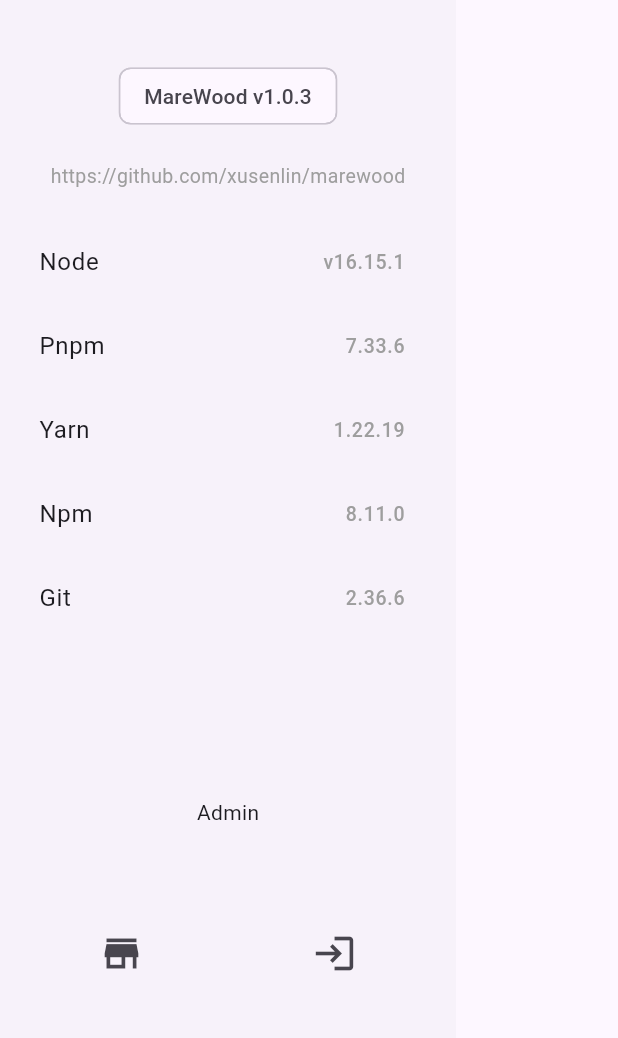
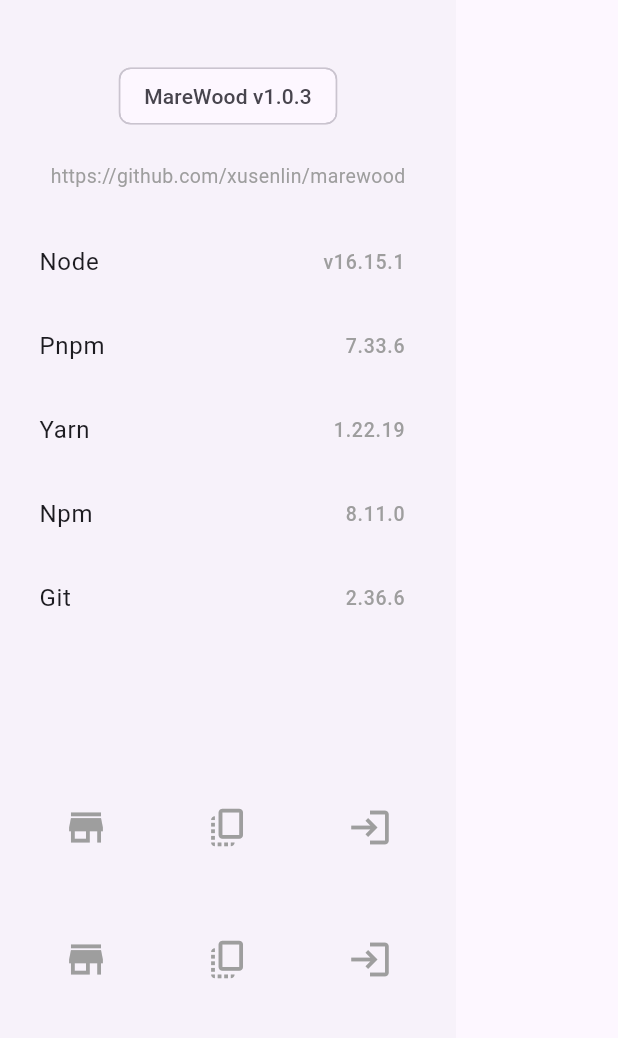
Before and after one commit to xusenlin/marewoodClient, a Flutter app: the LeftDrawer widget shown alone on an empty page, opened directly, on a phone screen of 412 x 824 dp, the part 120-1158 px from its top. Run offline on Flutter 3.47's test engine with Material 3 defaults, Android fonts, the light colour scheme and no system bars; our stand-ins replace shared_preferences, webview_flutter; accounts and stored records are empty.

Commit message:
Update leftDrawer.dart

```diff
--- a/lib/pages/home/leftDrawer.dart
+++ b/lib/pages/home/leftDrawer.dart
@@ -55,8 +55,8 @@
                       child: Column(
                         mainAxisAlignment: MainAxisAlignment.center,
                         children: [
-                          const Text("Admin"),
-                          const SizedBox(height: 60),
+                          // const Text("Admin",style: TextStyle(color: Colors.deepPurple)),
+                          // const SizedBox(height: 60),
                           Row(
                             mainAxisAlignment: MainAxisAlignment.spaceAround,
                             children: [
@@ -64,17 +64,52 @@
                                   onPressed: (){
                                     Navigator.pushNamed(context, Routes.stores);
                                   },
-                                  icon: const Icon(Icons.store_mall_directory,size: 30)
+                                  tooltip: "local stores",
+                                  icon: const Icon(Icons.store_mall_directory,size: 30,color: Colors.grey)
                               ),
                               IconButton(
                                   onPressed: (){
                                     Navigator.pushNamed(context, Routes.stores);
                                   },
-                                  icon: const Icon(Icons.login_outlined,size: 30)
+                                  tooltip: "copy github url",
+                                  icon: const Icon(Icons.copy_all,size: 30,color: Colors.grey)
+                              ),
+                              IconButton(
+                                  onPressed: (){
+                                    Navigator.pushNamed(context, Routes.stores);
+                                  },
+                                  tooltip: "login out",
+                                  icon: const Icon(Icons.login_outlined,size: 30,color: Colors.grey)
                               ),
                             ],
                           ),
-
+                          const SizedBox(height: 40),
+                          Row(
+                            mainAxisAlignment: MainAxisAlignment.spaceAround,
+                            children: [
+                              IconButton(
+                                  onPressed: (){
+                                    Navigator.pushNamed(context, Routes.stores);
+                                  },
+                                  tooltip: "local stores",
+                                  icon: const Icon(Icons.store_mall_directory,size: 30,color: Colors.grey)
+                              ),
+                              IconButton(
+                                  onPressed: (){
+                                    Navigator.pushNamed(context, Routes.stores);
+                                  },
+                                  tooltip: "copy github url",
+                                  icon: const Icon(Icons.copy_all,size: 30,color: Colors.grey)
+                              ),
+                              IconButton(
+                                  onPressed: (){
+                                    Navigator.pushNamed(context, Routes.stores);
+                                  },
+                                  tooltip: "login out",
+                                  icon: const Icon(Icons.login_outlined,size: 30,color: Colors.grey)
+                              ),
+                            ],
+                          ),
                         ],
                       ),
                         // child: Center(
```
